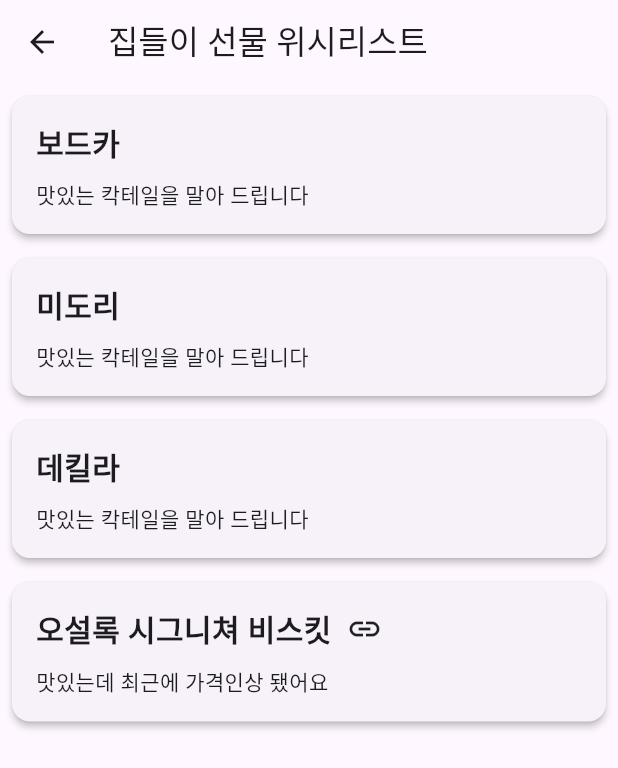
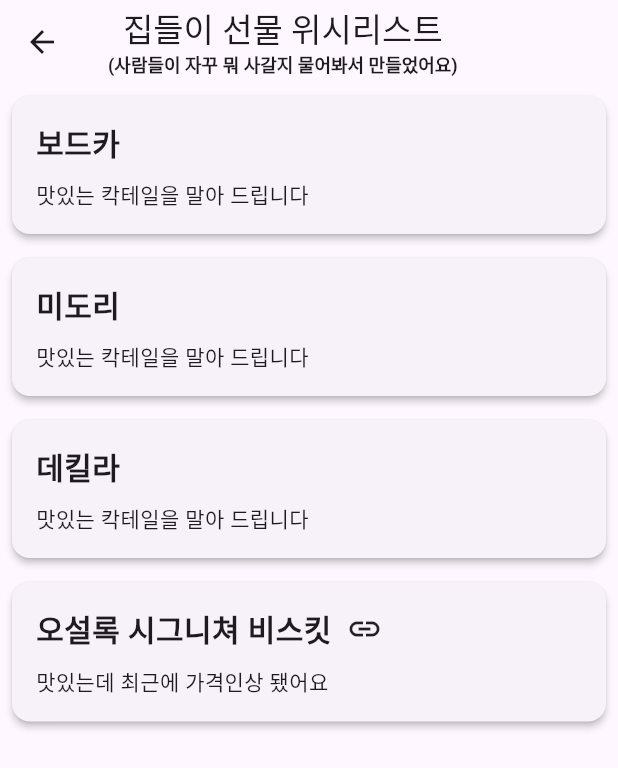
Before and after one commit to sechiyo97/daynyong_house_flutter, a Flutter app: the WishlistsScreen screen opened by its route, on a phone screen of 412 x 824 dp. Shown: the top 768 px of the screen. Run offline on Flutter 3.47's test engine with Material 3 defaults, Android fonts, the phone set to English and light mode, and no system bars; our stand-ins replace csv, get.

Commit message:
위시리스트에 부연설명 추가

```diff
--- a/lib/wishlists/wishlists_screen.dart
+++ b/lib/wishlists/wishlists_screen.dart
@@ -22,8 +22,10 @@ class _WishlistsScreenState extends State<WishlistsScreen> {
   }
 
   Future<List<Wishlist>> loadCocktailsCsvData() async {
-    final csvDataString = await rootBundle.loadString('assets/csv/daynyong-house-wishlists.csv');
-    List<List<dynamic>> csvList = const CsvToListConverter().convert(csvDataString);
+    final csvDataString =
+        await rootBundle.loadString('assets/csv/daynyong-house-wishlists.csv');
+    List<List<dynamic>> csvList =
+        const CsvToListConverter().convert(csvDataString);
     return csvList.sublist(1).map((row) => Wishlist.fromCsvRow(row)).toList();
   }
 
@@ -31,7 +33,18 @@ class _WishlistsScreenState extends State<WishlistsScreen> {
   Widget build(BuildContext context) {
     return CustomScaffold(
       appBar: AppBar(
-        title: const Text('집들이 선물 위시리스트'),
+        title: const Column(children: [
+          Text(
+            '집들이 선물 위시리스트',
+          ),
+          Text(
+            '(사람들이 자꾸 뭐 사갈지 물어봐서 만들었어요)',
+            style: TextStyle(
+              fontSize: 12,
+              fontWeight: FontWeight.bold,
+            ),
+          )
+        ]),
       ),
       body: Column(
         children: [
```
Also changed, not shown: 1 other file.
